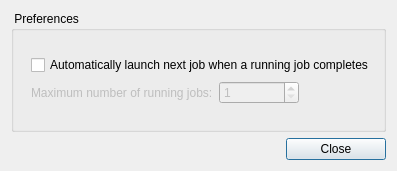
Qt form gui/win_preferences.ui (lordmulder/Simple-x264-Launcher) before a commit.
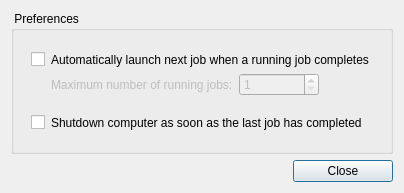
The same form after that commit. Icons and pictures are not drawn.

Commit message: Added option to shutdown the computer when all jobs are completed.

The edit to the form file:
```diff
--- a/gui/win_preferences.ui
+++ b/gui/win_preferences.ui
@@ -9,8 +9,8 @@
    <rect>
     <x>0</x>
     <y>0</y>
-    <width>375</width>
-    <height>171</height>
+    <width>378</width>
+    <height>193</height>
    </rect>
   </property>
   <property name="windowTitle">
@@ -34,7 +34,7 @@
      <layout class="QVBoxLayout" name="verticalLayout_2">
       <item>
        <layout class="QGridLayout" name="gridLayout">
-        <item row="1" column="1" colspan="2">
+        <item row="2" column="2" colspan="2">
          <widget class="QLabel" name="labelJobCount">
           <property name="enabled">
            <bool>false</bool>
@@ -44,7 +44,7 @@
           </property>
          </widget>
         </item>
-        <item row="1" column="3">
+        <item row="2" column="4">
          <widget class="QSpinBox" name="spinBoxJobCount">
           <property name="enabled">
            <bool>false</bool>
@@ -63,36 +63,7 @@
           </property>
          </widget>
         </item>
-        <item row="0" column="5" rowspan="2">
-         <spacer name="horizontalSpacer_3">
-          <property name="orientation">
-           <enum>Qt::Horizontal</enum>
-          </property>
-          <property name="sizeHint" stdset="0">
-           <size>
-            <width>1024</width>
-            <height>20</height>
-           </size>
-          </property>
-         </spacer>
-        </item>
-        <item row="0" column="0" rowspan="2">
-         <spacer name="horizontalSpacer_2">
-          <property name="orientation">
-           <enum>Qt::Horizontal</enum>
-          </property>
-          <property name="sizeType">
-           <enum>QSizePolicy::Fixed</enum>
-          </property>
-          <property name="sizeHint" stdset="0">
-           <size>
-            <width>8</width>
-            <height>20</height>
-           </size>
-          </property>
-         </spacer>
-        </item>
-        <item row="1" column="4">
+        <item row="2" column="5">
          <spacer name="horizontalSpacer_4">
           <property name="orientation">
            <enum>Qt::Horizontal</enum>
@@ -105,13 +76,114 @@
           </property>
          </spacer>
         </item>
-        <item row="0" column="1" colspan="4">
+        <item row="1" column="1">
          <widget class="QCheckBox" name="checkRunNextJob">
           <property name="text">
+           <string/>
+          </property>
+         </widget>
+        </item>
+        <item row="1" column="2" colspan="4">
+         <widget class="QLabel" name="labelRunNextJob">
+          <property name="text">
            <string>Automatically launch next job when a running job completes</string>
           </property>
          </widget>
         </item>
+        <item row="1" column="6" rowspan="4">
+         <spacer name="horizontalSpacer_3">
+          <property name="orientation">
+           <enum>Qt::Horizontal</enum>
+          </property>
+          <property name="sizeType">
+           <enum>QSizePolicy::Fixed</enum>
+          </property>
+          <property name="sizeHint" stdset="0">
+           <size>
+            <width>12</width>
+            <height>20</height>
+           </size>
+          </property>
+         </spacer>
+        </item>
+        <item row="1" column="0" rowspan="4">
+         <spacer name="horizontalSpacer_2">
+          <property name="orientation">
+           <enum>Qt::Horizontal</enum>
+          </property>
+          <property name="sizeType">
+           <enum>QSizePolicy::Fixed</enum>
+          </property>
+          <property name="sizeHint" stdset="0">
+           <size>
+            <width>8</width>
+            <height>20</height>
+           </size>
+          </property>
+         </spacer>
+        </item>
+        <item row="3" column="1" colspan="5">
+         <spacer name="verticalSpacer">
+          <property name="orientation">
+           <enum>Qt::Vertical</enum>
+          </property>
+          <property name="sizeType">
+           <enum>QSizePolicy::Fixed</enum>
+          </property>
+          <property name="sizeHint" stdset="0">
+           <size>
+            <width>20</width>
+            <height>8</height>
+           </size>
+          </property>
+         </spacer>
+        </item>
+        <item row="4" column="1">
+         <widget class="QCheckBox" name="checkShutdownComputer">
+          <property name="text">
+           <string/>
+          </property>
+         </widget>
+        </item>
+        <item row="4" column="2" colspan="4">
+         <widget class="QLabel" name="labelShutdownComputer">
+          <property name="text">
+           <string>Shutdown computer as soon as the last job has completed</string>
+          </property>
+         </widget>
+        </item>
+        <item row="0" column="1" colspan="5">
+         <spacer name="verticalSpacer_2">
+          <property name="orientation">
+           <enum>Qt::Vertical</enum>
+          </property>
+          <property name="sizeType">
+           <enum>QSizePolicy::Fixed</enum>
+          </property>
+          <property name="sizeHint" stdset="0">
+           <size>
+            <width>20</width>
+            <height>12</height>
+           </size>
+          </property>
+         </spacer>
+        </item>
+        <item row="5" column="1" colspan="5">
+         <spacer name="verticalSpacer_3">
+          <property name="orientation">
+           <enum>Qt::Vertical</enum>
+          </property>
+          <property name="sizeType">
+           <enum>QSizePolicy::Fixed</enum>
+          </property>
+          <property name="sizeHint" stdset="0">
+           <size>
+            <width>20</width>
+            <height>12</height>
+           </size>
+          </property>
+         </spacer>
+        </item>
        </layout>
       </item>
      </layout>
```
Left out of the diff: 6 changed lines with no effect on the pictures. The commit also changes 20 other files.
